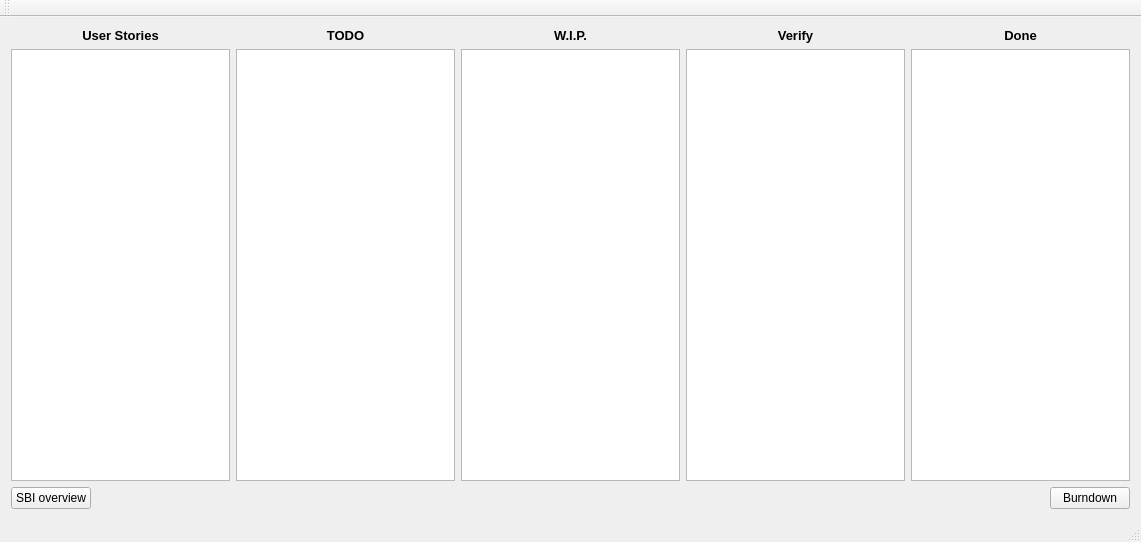
Qt form mainwindow.ui (Roconda/Scrumboard) before a commit.
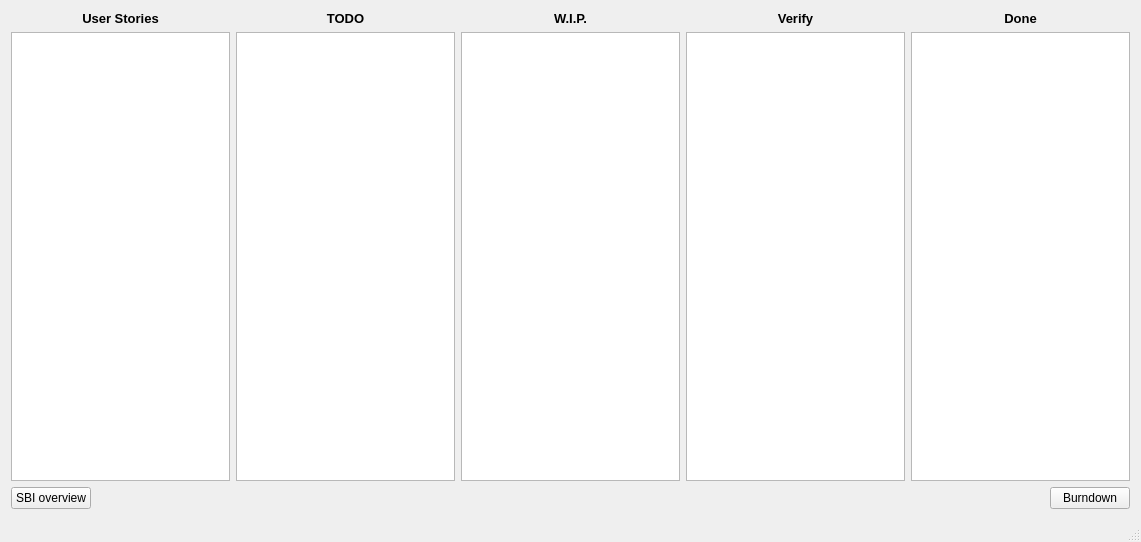
The same form after that commit.

Commit message: Toolbar uit main window weggehaald.

The edit to the form file:
```diff
--- a/mainwindow.ui
+++ b/mainwindow.ui
@@ -132,14 +132,6 @@
     </rect>
    </property>
   </widget>
-  <widget class="QToolBar" name="mainToolBar">
-   <attribute name="toolBarArea">
-    <enum>TopToolBarArea</enum>
-   </attribute>
-   <attribute name="toolBarBreak">
-    <bool>false</bool>
-   </attribute>
-  </widget>
   <widget class="QStatusBar" name="statusBar"/>
  </widget>
  <layoutdefault spacing="6" margin="11"/>
```
